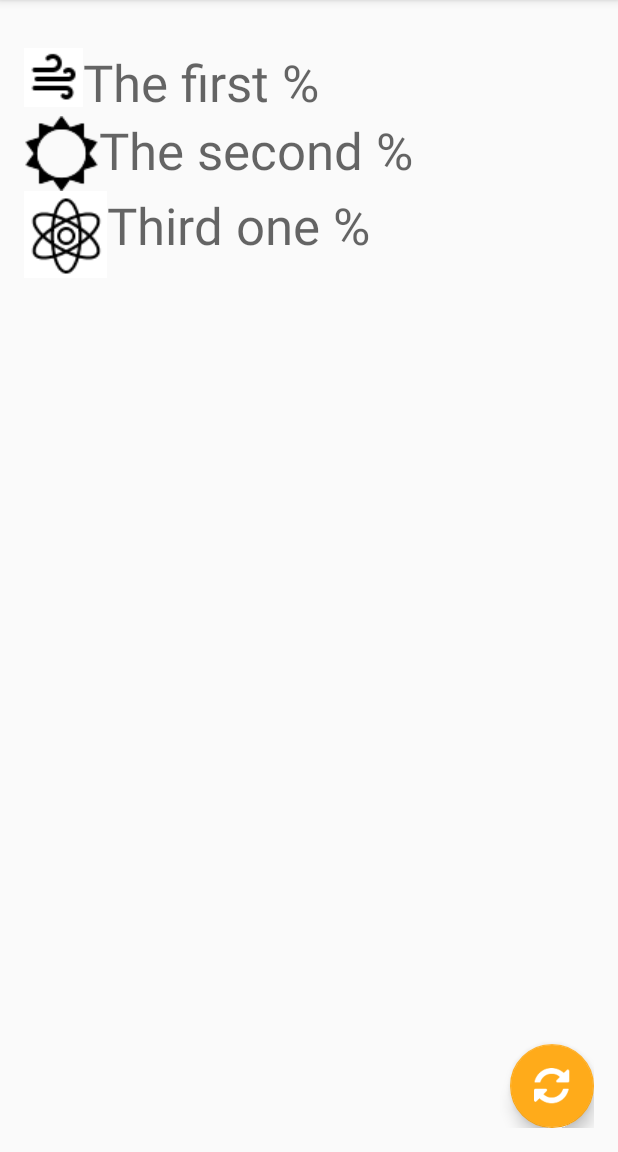
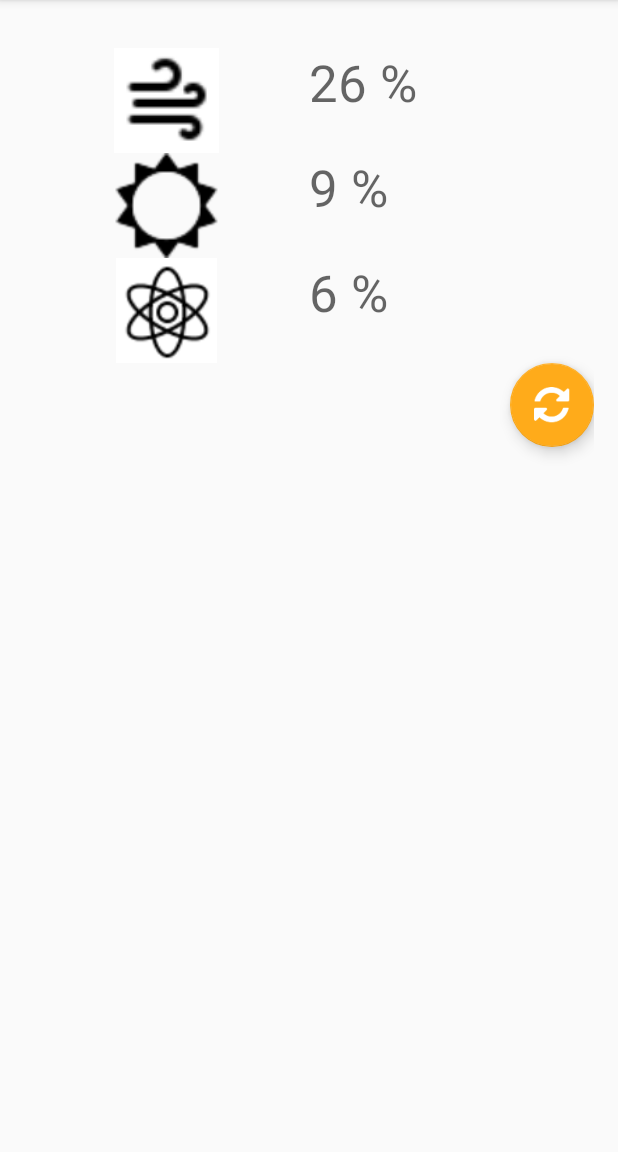
Before and after one commit to walliski/How-am-I-powered, an Android app: the screen it shows after launch (MainActivity), on a phone screen of 412 x 824 dp, the part 84-1236 px from its top. Run offline under Robolectric (Android 15) with nearby library versions, the phone set to English and light mode, and no system bars; 2 statements that could not run were skipped.

Commit message:
Pergentages and layout tweaks

```diff
--- a/MukiTestApp/app/src/main/java/com/muki/MainActivity.java
+++ b/MukiTestApp/app/src/main/java/com/muki/MainActivity.java
@@ -55,6 +55,11 @@ public class MainActivity extends AppCompatActivity {
     private Paint mPaint;
     private Canvas mCanvas;
 
+    private Random mRandom;
+    private Integer mNuclear;
+    private Integer mSolar;
+    private Integer mWind;
+
     @Override
     protected void onCreate(Bundle savedInstanceState) {
         super.onCreate(savedInstanceState);
@@ -71,6 +76,8 @@ public class MainActivity extends AppCompatActivity {
         mProgressDialog.setCancelable(false);
         mProgressDialog.setMessage("Loading. Please wait...");
         mProgressDialog.setProgressStyle(ProgressDialog.STYLE_SPINNER);
+
+
 
         mMukiCupApi = new MukiCupApi(getApplicationContext(), new MukiCupCallback() {
             @Override
@@ -135,6 +142,22 @@ public class MainActivity extends AppCompatActivity {
             }
         });
 
+        mRandom = new Random();
+
+        mWind = mRandom.nextInt(30) + 10;
+        mSolar = mRandom.nextInt(20) + 5;
+        mNuclear = mRandom.nextInt(10) + 1;
+
+        TextView windTextView = (TextView) findViewById(R.id.textViewWind);
+        String postFix = " %";
+        windTextView.setText(mWind.toString() + postFix);
+
+        TextView solarTextView = (TextView) findViewById(R.id.textViewSolar);
+        solarTextView.setText(mSolar.toString() + postFix);
+
+        TextView nuclearTextView = (TextView) findViewById(R.id.textViewNuclear);
+        nuclearTextView.setText(mNuclear.toString() + postFix);
+
         Typeface font = Typeface.createFromAsset( getAssets(), "fontawesome-webfont.ttf" );
         //Button refreshButton = (Button)findViewById( R.id.refresh );
         //refreshButton.setTypeface(font);
@@ -171,15 +194,11 @@ public class MainActivity extends AppCompatActivity {
         showProgress();
         img.eraseColor(Color.WHITE);
 
-        Random rand = new Random();
-        Integer n1 = rand.nextInt(30) + 10;
-        Integer n2 = rand.nextInt(20) + 5;
-        Integer n3 = rand.nextInt(10) + 1;
         char up = 0x25b4;
         char down = 0x25be;
-        drawTxt(n1.toString() + " % " + String.valueOf(up), Color.BLACK, 30, 80, 55);
-        drawTxt(n2.toString() + " % " + String.valueOf(down), Color.BLACK, 30, 80, 110);
-        drawTxt(n3.toString() + " % " + String.valueOf(up), Color.BLACK, 30, 80, 165);
+        drawTxt(mWind.toString() + " % " + String.valueOf(up), Color.BLACK, 30, 80, 50);
+        drawTxt(mSolar.toString() + " % " + String.valueOf(down), Color.BLACK, 30, 80, 105);
+        drawTxt(mNuclear.toString() + " % " + String.valueOf(up), Color.BLACK, 30, 80, 165);
 
         DateFormat dateFormat = new SimpleDateFormat("dd.MM.yyyy");
         drawTxt(dateFormat.format(Calendar.getInstance().getTime()), Color.BLACK, 30, 5, 229);
--- a/MukiTestApp/app/src/main/res/layout/activity_main.xml
+++ b/MukiTestApp/app/src/main/res/layout/activity_main.xml
@@ -112,66 +112,73 @@
 
     <LinearLayout
         android:orientation="horizontal"
-        android:layout_width="wrap_content"
-        android:layout_height="wrap_content">
+        android:layout_width="match_parent"
+        android:layout_height="70dp">
 
         <ImageView
-            android:layout_width="wrap_content"
-            android:layout_height="wrap_content"
+            android:layout_width="fill_parent"
+            android:layout_height="match_parent"
             app:srcCompat="@drawable/wind"
-            android:id="@+id/imageView"
-            android:layout_weight="1" />
+            android:layout_weight="1"
+            android:gravity="center"
+            android:id="@+id/imageView" />
 
         <TextView
-            android:layout_width="wrap_content"
-            android:layout_height="wrap_content"
-            android:id="@+id/textView"
+            android:layout_width="fill_parent"
+            android:layout_height="match_parent"
+            android:id="@+id/textViewWind"
             android:layout_weight="1"
-            android:text="The first %"
-            android:textAppearance="@style/TextAppearance.AppCompat.Display1" />
+            android:textAppearance="@style/TextAppearance.AppCompat.Display1"
+            android:gravity="left"
+            android:hint="Wind"/>
 
     </LinearLayout>
 
     <LinearLayout
         android:orientation="horizontal"
-        android:layout_width="wrap_content"
-        android:layout_height="wrap_content">
+        android:layout_width="match_parent"
+        android:layout_height="70dp"
+        >
 
         <ImageView
-    android:layout_width="wrap_content"
-    android:layout_height="wrap_content"
-    app:srcCompat="@drawable/sun"
-    android:id="@+id/imageView2"
-            android:layout_weight="1" />
+            android:layout_width="fill_parent"
+            android:layout_height="match_parent"
+            android:layout_weight="1"
+            android:gravity="center"
+            app:srcCompat="@drawable/sun"
+            android:id="@+id/imageView2" />
 
         <TextView
-            android:text="The second %"
-            android:layout_width="wrap_content"
-            android:layout_height="wrap_content"
-            android:id="@+id/textView2"
+            android:layout_width="fill_parent"
+            android:layout_height="match_parent"
+            android:id="@+id/textViewSolar"
             android:layout_weight="1"
-            android:textAppearance="@style/TextAppearance.AppCompat.Display1" />
+            android:textAppearance="@style/TextAppearance.AppCompat.Display1"
+            android:gravity="left"
+            android:hint="Solar"/>
     </LinearLayout>
 
     <LinearLayout
         android:orientation="horizontal"
         android:layout_width="match_parent"
-        android:layout_height="match_parent"
-        android:layout_weight="0.84">
+        android:layout_height="70dp">
 
         <ImageView
-            android:layout_width="wrap_content"
-            android:layout_height="wrap_content"
+            android:layout_width="fill_parent"
+            android:layout_height="match_parent"
             app:srcCompat="@drawable/atom"
+            android:layout_weight="1"
+            android:gravity="center"
             android:id="@+id/imageView3" />
 
         <TextView
-            android:text="Third one %"
-            android:layout_width="wrap_content"
-            android:layout_height="wrap_content"
-            android:id="@+id/textView3"
+            android:layout_width="fill_parent"
+            android:layout_height="match_parent"
+            android:id="@+id/textViewNuclear"
             android:layout_weight="1"
-            android:textAppearance="@style/TextAppearance.AppCompat.Display1" />
+            android:textAppearance="@style/TextAppearance.AppCompat.Display1"
+            android:gravity="left"
+            android:hint="Nuclear"/>
     </LinearLayout>
 
     <Button
@@ -185,12 +192,11 @@
     <android.support.design.widget.FloatingActionButton
         android:layout_width="wrap_content"
         android:layout_height="wrap_content"
-        android:layout_gravity="bottom|right|end"
+        android:layout_gravity="bottom|end"
         android:clickable="true"
         android:text="@string/icon_refresh"
         android:onClick="send"
-        app:fabSize="auto"
+        app:fabSize="normal"
         android:id="@+id/fab"
-        android:src="@drawable/refresh"
-        />
+        android:src="@drawable/refresh" />
 </LinearLayout>
```
